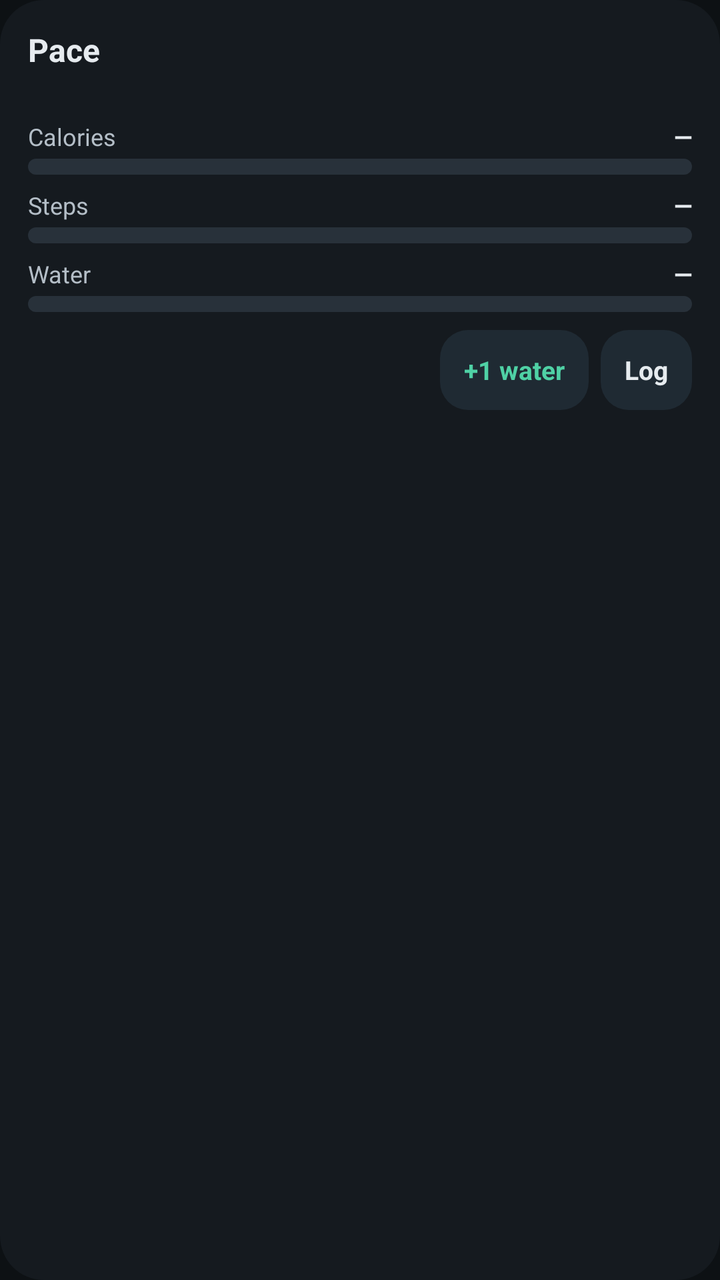
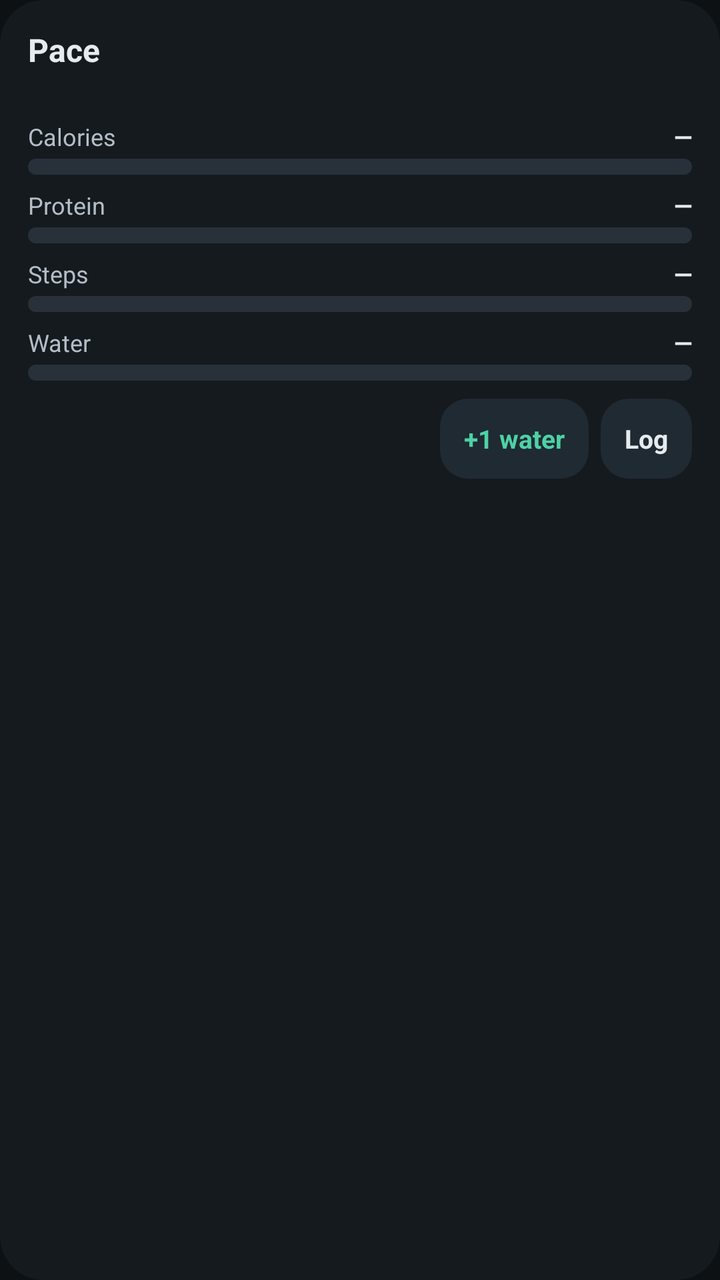

An Android layout rendered at two revisions. The XML below is the earlier revision; the diff shows what the commit changed to produce the second picture.
<!-- AndroidManifest.xml: application theme Theme.Pace -->
<!-- res/layout/widget_progress.xml -->
<?xml version="1.0" encoding="utf-8"?>
<LinearLayout xmlns:android="http://schemas.android.com/apk/res/android"
    android:id="@+id/widget_root"
    android:layout_width="match_parent"
    android:layout_height="match_parent"
    android:background="@drawable/widget_bg"
    android:orientation="vertical"
    android:padding="14dp">

    <LinearLayout
        android:layout_width="match_parent"
        android:layout_height="wrap_content"
        android:gravity="center_vertical"
        android:orientation="horizontal">

        <TextView
            android:id="@+id/w_title"
            android:layout_width="0dp"
            android:layout_height="wrap_content"
            android:layout_weight="1"
            android:maxLines="1"
            android:ellipsize="end"
            android:text="Pace"
            android:textColor="#FFE6EBEF"
            android:textSize="16sp"
            android:textStyle="bold" />

        <TextView
            android:id="@+id/w_pace"
            android:layout_width="wrap_content"
            android:layout_height="wrap_content"
            android:maxLines="1"
            android:text=""
            android:textColor="#FF7AB8FF"
            android:textSize="12sp"
            android:textStyle="bold" />
    </LinearLayout>

    <TextView
        android:id="@+id/w_subtitle"
        android:layout_width="match_parent"
        android:layout_height="wrap_content"
        android:layout_marginBottom="8dp"
        android:maxLines="1"
        android:ellipsize="end"
        android:text=""
        android:textColor="#FF8B96A1"
        android:textSize="12sp" />

    
    <LinearLayout
        android:layout_width="match_parent"
        android:layout_height="wrap_content"
        android:orientation="horizontal">
        <TextView
            android:layout_width="0dp"
            android:layout_height="wrap_content"
            android:layout_weight="1"
            android:text="Calories"
            android:textColor="#FFB4BEC7"
            android:textSize="12sp" />
        <TextView
            android:id="@+id/w_kcal"
            android:layout_width="wrap_content"
            android:layout_height="wrap_content"
            android:text="—"
            android:textColor="#FFE6EBEF"
            android:textSize="12sp"
            android:textStyle="bold" />
    </LinearLayout>
    <ProgressBar
        android:id="@+id/w_kcal_bar"
        style="?android:attr/progressBarStyleHorizontal"
        android:layout_width="match_parent"
        android:layout_height="8dp"
        android:layout_marginTop="3dp"
        android:layout_marginBottom="7dp"
        android:max="100"
        android:progress="0"
        android:progressDrawable="@drawable/widget_progress"
        android:progressTint="#FFFFB84D" />

    
    <LinearLayout
        android:layout_width="match_parent"
        android:layout_height="wrap_content"
        android:orientation="horizontal">
        <TextView
            android:layout_width="0dp"
            android:layout_height="wrap_content"
            android:layout_weight="1"
            android:text="Steps"
            android:textColor="#FFB4BEC7"
            android:textSize="12sp" />
        <TextView
            android:id="@+id/w_steps"
            android:layout_width="wrap_content"
            android:layout_height="wrap_content"
            android:text="—"
            android:textColor="#FFE6EBEF"
            android:textSize="12sp"
            android:textStyle="bold" />
    </LinearLayout>
    <ProgressBar
        android:id="@+id/w_steps_bar"
        style="?android:attr/progressBarStyleHorizontal"
        android:layout_width="match_parent"
        android:layout_height="8dp"
        android:layout_marginTop="3dp"
        android:layout_marginBottom="7dp"
        android:max="100"
        android:progress="0"
        android:progressDrawable="@drawable/widget_progress"
        android:progressTint="#FF7AB8FF" />

    
    <LinearLayout
        android:layout_width="match_parent"
        android:layout_height="wrap_content"
        android:orientation="horizontal">
        <TextView
            android:layout_width="0dp"
            android:layout_height="wrap_content"
            android:layout_weight="1"
            android:text="Water"
            android:textColor="#FFB4BEC7"
            android:textSize="12sp" />
        <TextView
            android:id="@+id/w_water"
            android:layout_width="wrap_content"
            android:layout_height="wrap_content"
            android:text="—"
            android:textColor="#FFE6EBEF"
            android:textSize="12sp"
            android:textStyle="bold" />
    </LinearLayout>
    <ProgressBar
        android:id="@+id/w_water_bar"
        style="?android:attr/progressBarStyleHorizontal"
        android:layout_width="match_parent"
        android:layout_height="8dp"
        android:layout_marginTop="3dp"
        android:layout_marginBottom="9dp"
        android:max="100"
        android:progress="0"
        android:progressDrawable="@drawable/widget_progress"
        android:progressTint="#FF4FD1A5" />

    <LinearLayout
        android:layout_width="match_parent"
        android:layout_height="wrap_content"
        android:gravity="center_vertical"
        android:orientation="horizontal">

        <TextView
            android:id="@+id/w_footer"
            android:layout_width="0dp"
            android:layout_height="wrap_content"
            android:layout_weight="1"
            android:maxLines="2"
            android:ellipsize="end"
            android:text=""
            android:textColor="#FFB4BEC7"
            android:textSize="12sp" />

        <TextView
            android:id="@+id/w_add_water"
            android:layout_width="wrap_content"
            android:layout_height="40dp"
            android:layout_marginStart="8dp"
            android:background="@drawable/widget_button_bg"
            android:gravity="center"
            android:paddingStart="12dp"
            android:paddingEnd="12dp"
            android:text="+1 water"
            android:textColor="#FF4FD1A5"
            android:textSize="13sp"
            android:textStyle="bold" />

        <TextView
            android:id="@+id/w_log"
            android:layout_width="wrap_content"
            android:layout_height="40dp"
            android:layout_marginStart="6dp"
            android:background="@drawable/widget_button_bg"
            android:gravity="center"
            android:paddingStart="12dp"
            android:paddingEnd="12dp"
            android:text="Log"
            android:textColor="#FFE6EBEF"
            android:textSize="13sp"
            android:textStyle="bold" />
    </LinearLayout>
</LinearLayout>
<!-- resources referenced by this layout -->
<resources>
  <!-- drawable widget_bg (drawable) -->
  <?xml version="1.0" encoding="utf-8"?>
  <shape xmlns:android="http://schemas.android.com/apk/res/android" android:shape="rectangle">
      <solid android:color="#F2161B20" />
      <corners android:radius="22dp" />
  </shape>
  <!-- drawable widget_button_bg (drawable) -->
  <?xml version="1.0" encoding="utf-8"?>
  <shape xmlns:android="http://schemas.android.com/apk/res/android" android:shape="rectangle">
      <solid android:color="#FF1F2A33" />
      <corners android:radius="14dp" />
  </shape>
  <!-- drawable widget_progress (drawable) -->
  <?xml version="1.0" encoding="utf-8"?>
  <layer-list xmlns:android="http://schemas.android.com/apk/res/android">
      <item android:id="@android:id/background">
          <shape android:shape="rectangle">
              <corners android:radius="5dp" />
              <solid android:color="#FF28313A" />
          </shape>
      </item>
      <item android:id="@android:id/progress">
          <clip>
              <shape android:shape="rectangle">
                  <corners android:radius="5dp" />
                  <solid android:color="#FFFFFFFF" />
              </shape>
          </clip>
      </item>
  </layer-list>
  <style name="Theme.Pace" parent="android:Theme.Material.NoActionBar">
          <item name="android:windowBackground">@color/pace_background</item>
          <item name="android:statusBarColor">@color/pace_background</item>
          <item name="android:navigationBarColor">@color/pace_surface</item>
          <item name="android:windowLightStatusBar">false</item>
          <item name="android:windowLightNavigationBar">false</item>
          <item name="android:colorAccent">@color/pace_primary</item>
      </style>
  <color name="pace_background">#FF0D1114</color>
  <color name="pace_surface">#FF161B20</color>
  <color name="pace_primary">#FF4FD1A5</color>
</resources>

<!-- the commit's change to res/layout/widget_progress.xml (unified diff, before → after) -->
@@ -79,6 +79,39 @@
         android:progress="0"
         android:progressDrawable="@drawable/widget_progress"
         android:progressTint="#FFFFB84D" />
+
+    
+    <LinearLayout
+        android:layout_width="match_parent"
+        android:layout_height="wrap_content"
+        android:orientation="horizontal">
+        <TextView
+            android:layout_width="0dp"
+            android:layout_height="wrap_content"
+            android:layout_weight="1"
+            android:text="Protein"
+            android:textColor="#FFB4BEC7"
+            android:textSize="12sp" />
+        <TextView
+            android:id="@+id/w_protein"
+            android:layout_width="wrap_content"
+            android:layout_height="wrap_content"
+            android:text="—"
+            android:textColor="#FFE6EBEF"
+            android:textSize="12sp"
+            android:textStyle="bold" />
+    </LinearLayout>
+    <ProgressBar
+        android:id="@+id/w_protein_bar"
+        style="?android:attr/progressBarStyleHorizontal"
+        android:layout_width="match_parent"
+        android:layout_height="8dp"
+        android:layout_marginTop="3dp"
+        android:layout_marginBottom="7dp"
+        android:max="100"
+        android:progress="0"
+        android:progressDrawable="@drawable/widget_progress"
+        android:progressTint="#FFC792EA" />
 
     
     <LinearLayout
